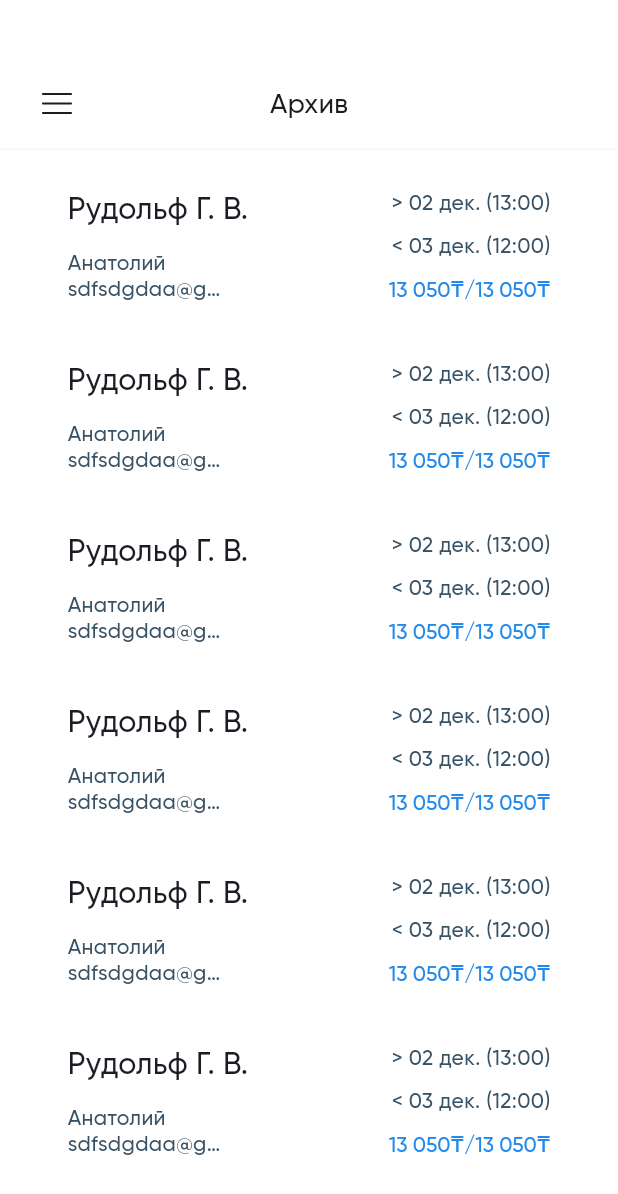
After one commit to x4dead/qaz-booking-ui, a Flutter app: the ArchivePage screen opened by its route, on a phone screen of 412 x 824 dp. The commit adds this screen. Shown: the top 1194 px of the screen. Run offline on Flutter 3.47's test engine with Material 3 defaults, Android fonts, the phone set to English and light mode, and no system bars; our stand-ins replace flutter_svg, go_router, syncfusion_flutter_datepicker, timezone; missing offline and left inert: syncfusion_flutter_core; Roboto replaces fonts that are missing (Inter).

Commit message:
Сверстал экран "Архив"

```diff
--- /dev/null
+++ b/lib/ui/pages/archive_page/archive_page.dart
@@ -0,0 +1,138 @@
+import 'package:flutter/material.dart';
+import 'package:flutter_svg/svg.dart';
+import 'package:go_router/go_router.dart';
+import 'package:qaz_booking_ui/themes/colors/app_colors.dart';
+import 'package:qaz_booking_ui/themes/text_style/text_style.dart';
+import 'package:qaz_booking_ui/ui/widgets/custom_app_bar.dart';
+import 'package:qaz_booking_ui/ui/widgets/drawer_menu.dart';
+import 'package:qaz_booking_ui/ui/widgets/splash_button.dart';
+import 'package:qaz_booking_ui/utils/constants/ui_constants.dart';
+import 'package:qaz_booking_ui/utils/extentions/figma_height.dart';
+import 'package:qaz_booking_ui/utils/resources/app_images.dart';
+
+class ArchivePage extends StatefulWidget {
+  const ArchivePage({super.key, this.routeState});
+  final GoRouterState? routeState;
+
+  @override
+  State<ArchivePage> createState() => _ArchivePageState();
+}
+
+final globalKey = GlobalKey<ScaffoldState>();
+
+class _ArchivePageState extends State<ArchivePage> {
+  @override
+  Widget build(BuildContext context) {
+    final priceStyle = AppTextStyle.w500s14.copyWith(
+        fontFamily: 'Gilroy',
+        color: AppColors.colorBlue,
+        overflow: TextOverflow.ellipsis);
+    return Scaffold(
+      key: globalKey,
+      backgroundColor: AppColors.colorWhite,
+      appBar: CustomAppBar(
+        title: 'Архив',
+        leading: (
+          SvgPicture.asset(AppImages.menu),
+          () => globalKey.currentState?.openDrawer(),
+        ),
+      ),
+      drawer: DrawerMenu(routeState: widget.routeState),
+      body: CustomScrollView(
+        slivers: [
+          SliverPadding(
+            padding: kPV15,
+            sliver: SliverList.separated(
+              itemCount: 6,
+              itemBuilder: (ctx, index) {
+                return SplashButton(
+                  onTap: () {
+                    context.pushNamed('booking_object');
+                  },
+                  child: SizedBox(
+                    height: 98,
+                    width: double.infinity,
+                    child: Padding(
+                      padding: const EdgeInsets.symmetric(
+                          horizontal: 45, vertical: 12),
+                      child: Row(
+                        children: [
+                          SizedBox(
+                            width: 155,
+                            child: Column(
+                              crossAxisAlignment: CrossAxisAlignment.start,
+                              children: [
+                                Text(
+                                  'Рудольф Г. В.',
+                                  style: AppTextStyle.w500s20.copyWith(
+                                      color: AppColors.colorBlack,
+                                      height: 24.0.toFigmaHeight(20),
+                                      overflow: TextOverflow.ellipsis),
+                                ),
+                                kSBH16,
+                                Text(
+                                  'Анатолий',
+                                  style: priceStyle.copyWith(
+                                      color: AppColors.colorDarkGray),
+                                ),
+                                SizedBox(
+                                  width: 113,
+                                  child: Text(
+                                    'sdfsdgdaa@gmail.com',
+                                    style: priceStyle.copyWith(
+                                        color: AppColors.colorDarkGray),
+                                  ),
+                                ),
+                              ],
+                            ),
+                          ),
+                          Expanded(
+                            child: Column(
+                              crossAxisAlignment: CrossAxisAlignment.end,
+                              mainAxisAlignment: MainAxisAlignment.spaceBetween,
+                              children: [
+                                Text(
+                                  '> 02 дек. (13:00)',
+                                  style: priceStyle.copyWith(
+                                      color: AppColors.colorDarkGray),
+                                ),
+                                Text(
+                                  '< 03 дек. (12:00)',
+                                  style: AppTextStyle.w500s14
+                                      .copyWith(color: AppColors.colorDarkGray),
+                                ),
+                                RichText(
+                                    overflow: TextOverflow.ellipsis,
+                                    text: TextSpan(
+                                        style: priceStyle,
+                                        text: '13 050',
+                                        children: [
+                                          TextSpan(
+                                              text: '₸',
+                                              style: priceStyle.copyWith(
+                                                  fontFamily: 'Inter')),
+                                          TextSpan(
+                                              text: '/13 050',
+                                              style: priceStyle),
+                                          TextSpan(
+                                              text: '₸',
+                                              style: priceStyle.copyWith(
+                                                  fontFamily: 'Inter'))
+                                        ]))
+                              ],
+                            ),
+                          ),
+                        ],
+                      ),
+                    ),
+                  ),
+                );
+              },
+              separatorBuilder: (ctx, index) => kSBH16,
+            ),
+          ),
+        ],
+      ),
+    );
+  }
+}
--- a/lib/ui/pages/booking_object_page/booking_object_page.dart
+++ b/lib/ui/pages/booking_object_page/booking_object_page.dart
@@ -2,7 +2,7 @@ import 'package:flutter/material.dart';
 import 'package:go_router/go_router.dart';
 import 'package:qaz_booking_ui/themes/colors/app_colors.dart';
 import 'package:qaz_booking_ui/themes/text_style/text_style.dart';
-import 'package:qaz_booking_ui/ui/pages/booking_object_page/widgets/dashed_rect.dart';
+import 'package:qaz_booking_ui/ui/widgets/dashed_rect.dart';
 import 'package:qaz_booking_ui/ui/widgets/custom_app_bar.dart';
 import 'package:qaz_booking_ui/ui/widgets/custom_button.dart';
 import 'package:qaz_booking_ui/ui/widgets/custom_dropdown_menu.dart';
--- a/lib/ui/widgets/custom_dropdown_menu.dart
+++ b/lib/ui/widgets/custom_dropdown_menu.dart
@@ -1,8 +1,5 @@
 import 'package:flutter/material.dart';
-import 'dart:math' as math;
 
-import 'package:flutter/rendering.dart';
-import 'package:flutter/services.dart';
 import 'package:qaz_booking_ui/themes/colors/app_colors.dart';
 import 'package:qaz_booking_ui/themes/text_style/text_style.dart';
 import 'package:qaz_booking_ui/ui/widgets/floating_label_text_field.dart';
--- a/lib/ui/widgets/drawer_menu.dart
+++ b/lib/ui/widgets/drawer_menu.dart
@@ -93,7 +93,7 @@ class DrawerMenu extends StatelessWidget {
                           1 => {goToPage('objects_for_booking')},
                           2 => {goToPage('objects_for_rent')},
                           3 => {goToPage('objects_for_rent')},
-                          4 => {goToPage('objects_for_rent')},
+                          4 => {goToPage('archive')},
                           _ => null,
                         },
                         child: Container(
--- a/lib/utils/resources/app_images.dart
+++ b/lib/utils/resources/app_images.dart
@@ -23,4 +23,5 @@ abstract class AppImages {
   static const main = 'assets/svg/main.svg';
   static const person = 'assets/svg/person.svg';
   static const plus = 'assets/svg/plus.svg';
+  static const tenge = 'assets/svg/₸.svg';
 }
--- a/lib/utils/router/router.dart
+++ b/lib/utils/router/router.dart
@@ -3,11 +3,14 @@ import 'dart:developer';
 import 'package:flutter/cupertino.dart';
 import 'package:flutter/material.dart';
 import 'package:go_router/go_router.dart';
+import 'package:qaz_booking_ui/themes/colors/app_colors.dart';
+import 'package:qaz_booking_ui/ui/pages/archive_page/archive_page.dart';
 import 'package:qaz_booking_ui/ui/pages/auth_page/auth_page.dart';
 import 'package:qaz_booking_ui/ui/pages/booking_object_page/booking_object_page.dart';
 import 'package:qaz_booking_ui/ui/pages/main_page/main_page.dart';
 import 'package:qaz_booking_ui/ui/pages/objects_for_booking_page/objects_for_booking_page.dart';
-import 'package:qaz_booking_ui/ui/pages/splash_screen/splah_screen.dart';
+import 'package:qaz_booking_ui/ui/pages/splash_screen/splash_screen.dart';
+import 'package:qaz_booking_ui/ui/widgets/custom_app_bar.dart';
 import 'package:qaz_booking_ui/utils/router/fade_transition.dart';
 
 final navigatorKey = GlobalKey<NavigatorState>();
@@ -62,6 +65,14 @@ class AppRouter {
           },
         ),
         GoRoute(
+          name: 'archive',
+          path: '/archive',
+          pageBuilder: (context, state) {
+            return FadeTransitionPage(
+                child: ArchivePage(routeState: state), key: state.pageKey);
+          },
+        ),
+        GoRoute(
           name: 'booking_object',
           path: '/booking_object',
           pageBuilder: (context, state) {
@@ -70,8 +81,12 @@ class AppRouter {
           },
         ),
       ],
-      errorBuilder: (context, state) =>
-          const Scaffold(body: Center(child: Text('Not found route'))));
+      errorBuilder: (context, state) => Scaffold(
+          backgroundColor: AppColors.colorWhite,
+          appBar: CustomAppBar(
+              title: 'Not found page',
+              leading: (null, () => context.go('/main'))),
+          body: const Center(child: Text('Not found route'))));
 }
 
 class GoRouterObserver extends NavigatorObserver {
```
Also changed, not shown: lib/ui/pages/splash_screen/splash_screen.dart (renamed from lib/ui/pages/splash_screen/splah_screen.dart), lib/ui/widgets/dashed_rect.dart (renamed from lib/ui/pages/booking_object_page/widgets/dashed_rect.dart).
